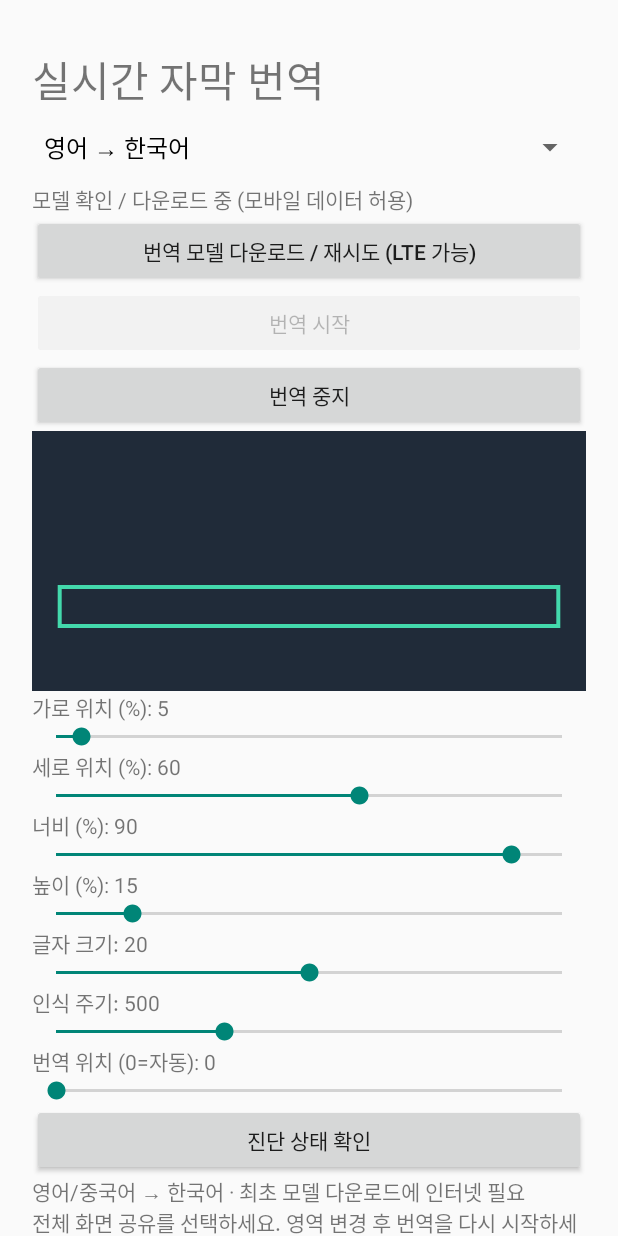
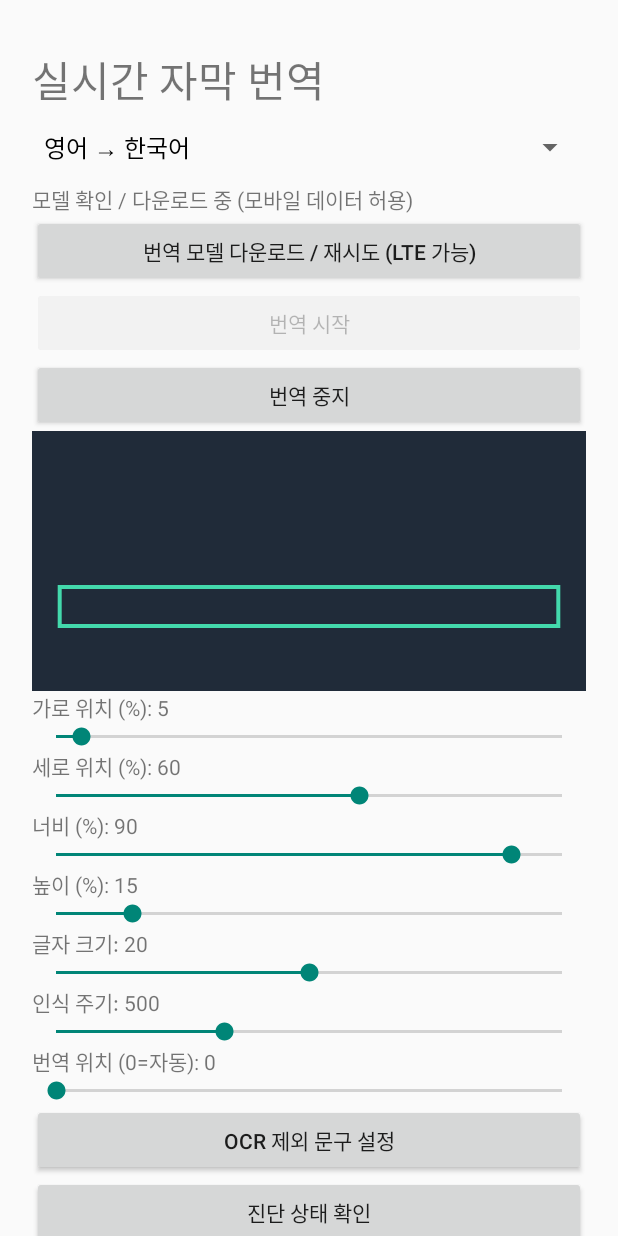
Before and after one commit to pringlestars-lang/live-subtitle-translator, an Android app: the screen it shows after launch (MainActivity), on a phone screen of 412 x 824 dp. Run offline under Robolectric (Android 15) with nearby library versions, the phone set to English and light mode, and no system bars; libraries missing offline, so code that uses them is left out: com.google.mlkit.nl; 2 statements that could not run were skipped.

Commit message:
Add editable OCR exclusion phrases settings

```diff
--- a/app/src/main/java/com/pringlestars/livesubtitle/MainActivity.java
+++ b/app/src/main/java/com/pringlestars/livesubtitle/MainActivity.java
@@ -12,7 +12,7 @@ public class MainActivity extends Activity {
  preview=new Preview();l.addView(preview,new LinearLayout.LayoutParams(-1,260));
  String[] names={"가로 위치 (%)","세로 위치 (%)","너비 (%)","높이 (%)","글자 크기","인식 주기"};
  for(int i=0;i<6;i++){final int j=i;TextView t=new TextView(this);l.addView(t);SeekBar bar=new SeekBar(this);bar.setMax(i==5?3:i==4?40:100);int v=p.getInt(keys[i],defaults[i]);int[] intervals={300,500,1000,2000};bar.setProgress(i==5?(v==300?0:v==1000?2:v==2000?3:1):v);t.setText(names[i]+": "+v);l.addView(bar);bar.setOnSeekBarChangeListener(new SeekBar.OnSeekBarChangeListener(){public void onStartTrackingTouch(SeekBar b){}public void onStopTrackingTouch(SeekBar b){}public void onProgressChanged(SeekBar b,int n,boolean u){int a=j==5?intervals[n]:j==4?Math.max(12,n):n;p.edit().putInt(keys[j],a).apply();t.setText(names[j]+": "+a);preview.invalidate();}});}
- TextView posLabel=new TextView(this);posLabel.setText("번역 위치 (0=자동): "+p.getInt("subtitleY",0));l.addView(posLabel);SeekBar posBar=new SeekBar(this);posBar.setMax(90);posBar.setProgress(p.getInt("subtitleY",0));l.addView(posBar);posBar.setOnSeekBarChangeListener(new SeekBar.OnSeekBarChangeListener(){public void onStartTrackingTouch(SeekBar b){}public void onStopTrackingTouch(SeekBar b){}public void onProgressChanged(SeekBar b,int n,boolean u){p.edit().putInt("subtitleY",n).apply();posLabel.setText("번역 위치 (0=자동): "+n);}});button(l,"진단 상태 확인",()->new AlertDialog.Builder(this).setTitle("최근 번역 상태").setMessage(p.getString("diagnostic","아직 캡처 기록 없음")).setPositiveButton("확인",null).show());TextView info=new TextView(this);info.setText("영어/중국어 → 한국어 · 최초 모델 다운로드에 인터넷 필요\n전체 화면 공유를 선택하세요. 영역 변경 후 번역을 다시 시작하세요.");l.addView(info);}
+ TextView posLabel=new TextView(this);posLabel.setText("번역 위치 (0=자동): "+p.getInt("subtitleY",0));l.addView(posLabel);SeekBar posBar=new SeekBar(this);posBar.setMax(90);posBar.setProgress(p.getInt("subtitleY",0));l.addView(posBar);posBar.setOnSeekBarChangeListener(new SeekBar.OnSeekBarChangeListener(){public void onStartTrackingTouch(SeekBar b){}public void onStopTrackingTouch(SeekBar b){}public void onProgressChanged(SeekBar b,int n,boolean u){p.edit().putInt("subtitleY",n).apply();posLabel.setText("번역 위치 (0=자동): "+n);}});button(l,"OCR 제외 문구 설정",()->{EditText field=new EditText(this);field.setSingleLine(false);field.setMinLines(4);field.setText(p.getString("excludedText","橙果短剧\nchengguo3.com"));new AlertDialog.Builder(this).setTitle("OCR 제외 문구 (한 줄에 하나)").setView(field).setPositiveButton("저장",(d,w)->p.edit().putString("excludedText",field.getText().toString()).apply()).setNeutralButton("기본값 복원",(d,w)->p.edit().remove("excludedText").apply()).setNegativeButton("취소",null).show();});button(l,"진단 상태 확인",()->new AlertDialog.Builder(this).setTitle("최근 번역 상태").setMessage(p.getString("diagnostic","아직 캡처 기록 없음")).setPositiveButton("확인",null).show());TextView info=new TextView(this);info.setText("영어/중국어 → 한국어 · 최초 모델 다운로드에 인터넷 필요\n전체 화면 공유를 선택하세요. 영역 변경 후 번역을 다시 시작하세요.");l.addView(info);}
  Button button(LinearLayout l,String t,Runnable r){Button b=new Button(this);b.setText(t);b.setOnClickListener(v->r.run());l.addView(b);return b;}
  void prepareModel(){if(downloading)return;downloading=true;int token=++attempt;modelStatus.setText("모델 확인 / 다운로드 중 (모바일 데이터 허용)");startButton.setEnabled(false);if(model==null)model=Translation.getClient(new TranslatorOptions.Builder().setSourceLanguage(p.getBoolean("chinese",false)?TranslateLanguage.CHINESE:TranslateLanguage.ENGLISH).setTargetLanguage(TranslateLanguage.KOREAN).build());model.downloadModelIfNeeded(new DownloadConditions.Builder().build()).addOnCompleteListener(this,t->{if(token!=attempt)return;downloading=false;modelReady=t.isSuccessful();startButton.setEnabled(modelReady);modelStatus.setText(modelReady?"번역 모델 준비 완료":"다운로드 실패: "+t.getException());});handler.postDelayed(()->{if(token==attempt&&downloading){downloading=false;attempt++;modelStatus.setText("120초 동안 완료 응답 없음. 네트워크 확인 후 재시도하세요.");}},120000);}
  protected void onDestroy(){handler.removeCallbacksAndMessages(null);if(model!=null)model.close();super.onDestroy();}
```
